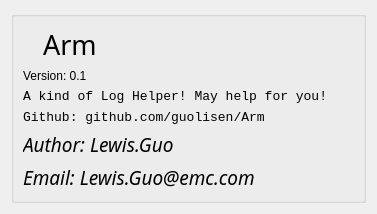
First picture: the form in aboutdialog.ui, repository guolisen/Arm, before the edit.
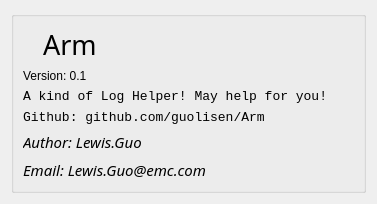
Second picture: the form after the edit. Icons and pictures are not drawn.

The edit to the form file:
```diff
--- a/aboutdialog.ui
+++ b/aboutdialog.ui
@@ -97,7 +97,7 @@
         <property name="font">
          <font>
           <family>Monotype Corsiva</family>
-          <pointsize>14</pointsize>
+          <pointsize>11</pointsize>
           <italic>true</italic>
          </font>
         </property>
@@ -111,7 +111,7 @@
         <property name="font">
          <font>
           <family>Monotype Corsiva</family>
-          <pointsize>14</pointsize>
+          <pointsize>11</pointsize>
           <italic>true</italic>
          </font>
         </property>
```
